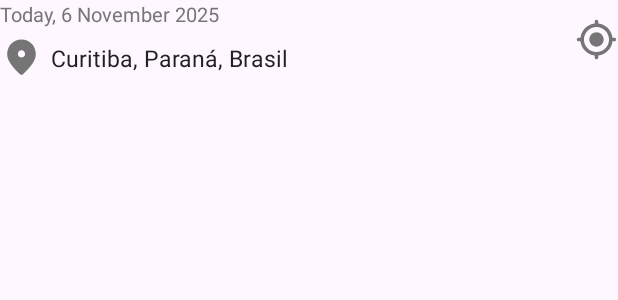
After one commit to enzobortolozzoborges/MyClimate, an Android app: the layout item_container_current_location.xml on its own in the app's theme, with its tools: preview values and no code run, on a phone screen of 412 x 824 dp. The commit adds this screen. Shown: the top 300 px of the screen. Run offline under Robolectric (Android 15) with nearby library versions, the phone set to English and light mode, and no system bars.

Commit message:
Location Layout Setup

```diff
--- /dev/null
+++ b/app/src/main/res/drawable/round_location_on_24.xml
@@ -0,0 +1,10 @@
+<vector xmlns:android="http://schemas.android.com/apk/res/android"
+    android:width="24dp"
+    android:height="24dp"
+    android:viewportWidth="24"
+    android:viewportHeight="24"
+    android:tint="#000000">
+  <path
+      android:fillColor="@android:color/white"
+      android:pathData="M12,2c-4.2,0 -8,3.22 -8,8.2c0,3.18 2.45,6.92 7.34,11.23c0.38,0.33 0.95,0.33 1.33,0C17.55,17.12 20,13.38 20,10.2C20,5.22 16.2,2 12,2zM12,12c-1.1,0 -2,-0.9 -2,-2c0,-1.1 0.9,-2 2,-2c1.1,0 2,0.9 2,2C14,11.1 13.1,12 12,12z"/>
+</vector>
--- /dev/null
+++ b/app/src/main/res/drawable/round_my_location_24.xml
@@ -0,0 +1,10 @@
+<vector xmlns:android="http://schemas.android.com/apk/res/android"
+    android:width="24dp"
+    android:height="24dp"
+    android:viewportWidth="24"
+    android:viewportHeight="24"
+    android:tint="#000000">
+  <path
+      android:fillColor="@android:color/white"
+      android:pathData="M12,8c-2.21,0 -4,1.79 -4,4s1.79,4 4,4 4,-1.79 4,-4 -1.79,-4 -4,-4zM20.94,11c-0.46,-4.17 -3.77,-7.48 -7.94,-7.94L13,2c0,-0.55 -0.45,-1 -1,-1s-1,0.45 -1,1v1.06C6.83,3.52 3.52,6.83 3.06,11L2,11c-0.55,0 -1,0.45 -1,1s0.45,1 1,1h1.06c0.46,4.17 3.77,7.48 7.94,7.94L11,22c0,0.55 0.45,1 1,1s1,-0.45 1,-1v-1.06c4.17,-0.46 7.48,-3.77 7.94,-7.94L22,13c0.55,0 1,-0.45 1,-1s-0.45,-1 -1,-1h-1.06zM12,19c-3.87,0 -7,-3.13 -7,-7s3.13,-7 7,-7 7,3.13 7,7 -3.13,7 -7,7z"/>
+</vector>
--- /dev/null
+++ b/app/src/main/res/layout/item_container_current_location.xml
@@ -0,0 +1,54 @@
+<?xml version="1.0" encoding="utf-8"?>
+<androidx.constraintlayout.widget.ConstraintLayout xmlns:android="http://schemas.android.com/apk/res/android"
+    android:layout_width="match_parent"
+    android:layout_height="wrap_content"
+    xmlns:app="http://schemas.android.com/apk/res-auto"
+    xmlns:tools="http://schemas.android.com/tools">
+
+        <androidx.appcompat.widget.AppCompatTextView
+            android:id="@+id/textCurrentDate"
+            android:layout_width="0dp"
+            android:layout_height="wrap_content"
+            android:layout_marginEnd="@dimen/_4sdp"
+            android:textColor="@color/sonic_silver"
+            android:textSize="@dimen/_10ssp"
+            app:layout_constraintEnd_toStartOf="@id/imageCurrentLocation"
+            app:layout_constraintStart_toStartOf="parent"
+            app:layout_constraintTop_toTopOf="parent"
+            tools:text="Today, 6 November 2025" />
+
+    <androidx.appcompat.widget.AppCompatImageView
+        android:id="@+id/imageLocation"
+        android:layout_width="@dimen/_22sdp"
+        android:layout_height="@dimen/_22sdp"
+        android:layout_marginTop="@dimen/_4sdp"
+        android:src="@drawable/round_location_on_24"
+        android:tint="@color/sonic_silver"
+        app:layout_constraintStart_toStartOf="parent"
+        app:layout_constraintTop_toBottomOf="@id/textCurrentDate" />
+
+    <androidx.appcompat.widget.AppCompatTextView
+        android:id="@+id/textCurrentLocation"
+        android:layout_width="0dp"
+        android:layout_height="wrap_content"
+        android:layout_marginStart="@dimen/_4sdp"
+        android:layout_marginEnd="@dimen/_4sdp"
+        android:textColor="@color/raising_black"
+        android:textSize="@dimen/_12ssp"
+        app:layout_constraintBottom_toBottomOf="@id/imageLocation"
+        app:layout_constraintEnd_toStartOf="@id/imageCurrentLocation"
+        app:layout_constraintStart_toEndOf="@id/imageLocation"
+        app:layout_constraintTop_toTopOf="@id/imageLocation"
+        tools:text="Curitiba, Paraná, Brasil" />
+
+    <androidx.appcompat.widget.AppCompatImageView
+        android:id="@+id/imageCurrentLocation"
+        android:layout_width="@dimen/_22sdp"
+        android:layout_height="@dimen/_22sdp"
+        android:src="@drawable/round_my_location_24"
+        android:tint="@color/sonic_silver"
+        app:layout_constraintBottom_toBottomOf="@id/imageLocation"
+        app:layout_constraintEnd_toEndOf="parent"
+        app:layout_constraintTop_toTopOf="@id/textCurrentDate" />
+
+</androidx.constraintlayout.widget.ConstraintLayout>
--- a/app/src/main/res/values/colors.xml
+++ b/app/src/main/res/values/colors.xml
@@ -3,5 +3,6 @@
     <color name="black">#FF000000</color>
     <color name="white">#FFFFFFFF</color>
     <color name="cultured">#F5F5F8</color>
-
+    <color name="sonic_silver">#757575</color>
+    <color name="raising_black">#212121</color>
 </resources>
```
Also changed, not shown: app/src/main/java/br/androidapp/myclimate/data/WeatherData.kt (added, +8 -0 lines), app/src/main/java/br/androidapp/myclimate/fragments/home/HomeFragment.kt (+33 -0 lines), app/src/main/java/br/androidapp/myclimate/fragments/home/WeatherDataAdapter.kt (added, +54 -0 lines), app/src/main/res/layout/fragment_home.xml (+10 -5 lines).
